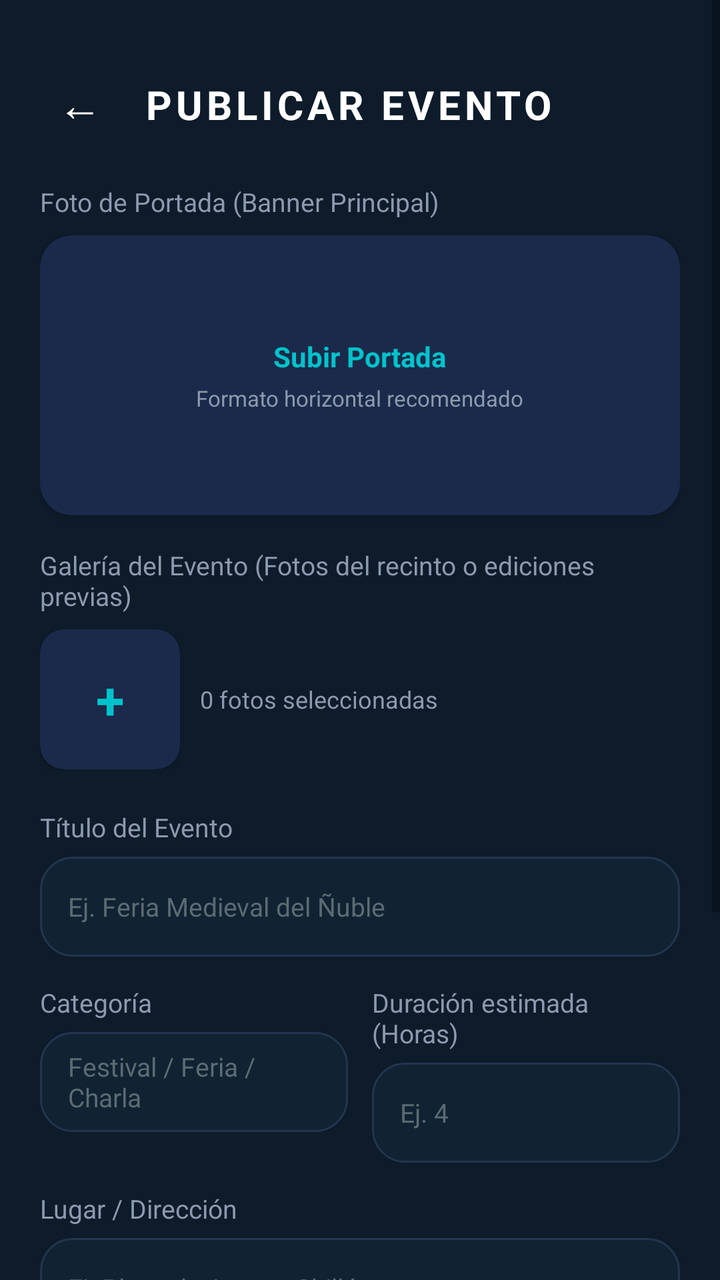
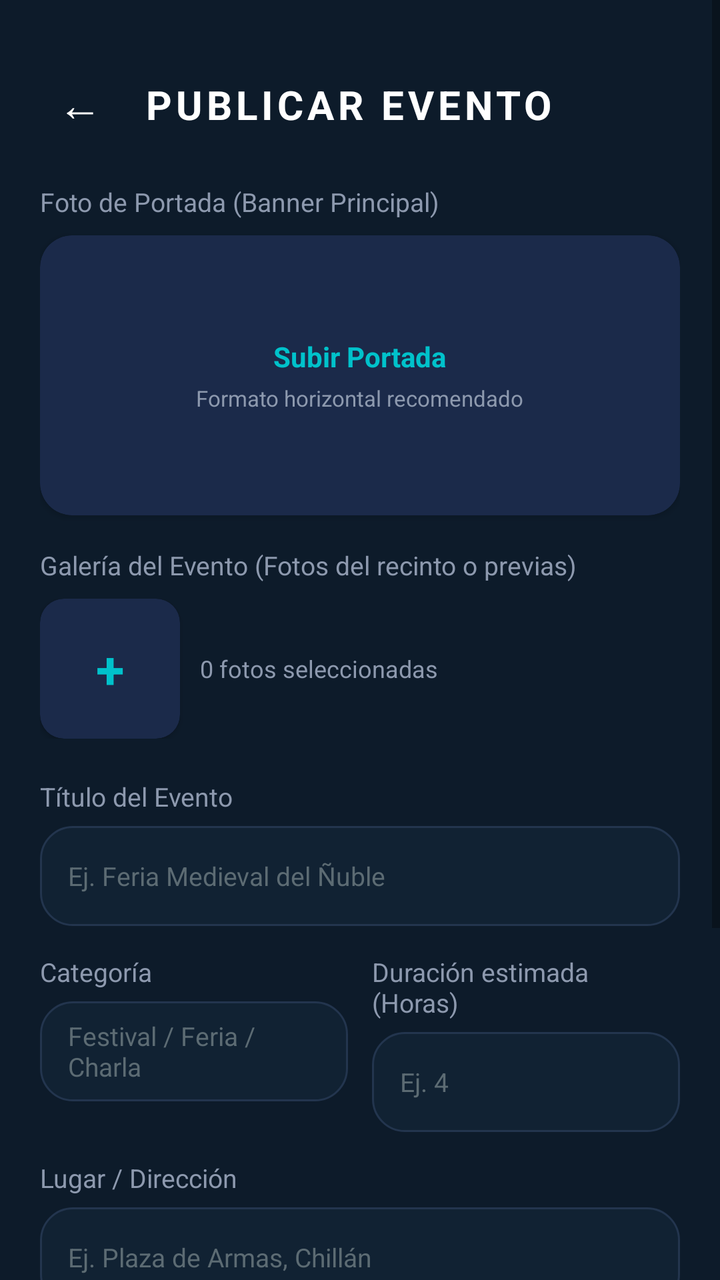

Screens rendered from an Android XML layout before and after an edit, with the pre-edit source and the edit as a unified diff.
<!-- AndroidManifest.xml: application theme Theme.Nexura -->
<!-- res/layout/activity_crear_evento.xml -->
<?xml version="1.0" encoding="utf-8"?>
<ScrollView xmlns:android="http://schemas.android.com/apk/res/android"
    xmlns:app="http://schemas.android.com/apk/res-auto"
    xmlns:tools="http://schemas.android.com/tools"
    android:layout_width="match_parent"
    android:layout_height="match_parent"
    android:background="@color/bg_dark"
    android:fillViewport="true"
    tools:context=".ui.CrearEvento">

    <androidx.constraintlayout.widget.ConstraintLayout
        android:layout_width="match_parent"
        android:layout_height="wrap_content"
        android:padding="20dp">

        
        <TextView
            android:id="@+id/btnBackCreate"
            android:layout_width="40dp"
            android:layout_height="40dp"
            android:layout_marginTop="12dp"
            android:gravity="center"
            android:text="←"
            android:textColor="@color/text_white"
            android:textSize="22sp"
            app:layout_constraintStart_toStartOf="parent"
            app:layout_constraintTop_toTopOf="parent" />

        <TextView
            android:id="@+id/tvCreateTitle"
            android:layout_width="wrap_content"
            android:layout_height="wrap_content"
            android:layout_marginStart="12dp"
            android:text="PUBLICAR EVENTO"
            android:textColor="@color/text_white"
            android:textSize="20sp"
            android:textStyle="bold"
            android:letterSpacing="0.1"
            app:layout_constraintBottom_toBottomOf="@id/btnBackCreate"
            app:layout_constraintStart_toEndOf="@id/btnBackCreate"
            app:layout_constraintTop_toTopOf="@id/btnBackCreate" />

        
        <TextView
            android:id="@+id/lblCover"
            android:layout_width="wrap_content"
            android:layout_height="wrap_content"
            android:layout_marginTop="20dp"
            android:text="Foto de Portada (Banner Principal)"
            android:textColor="@color/text_gray"
            android:textSize="13sp"
            app:layout_constraintStart_toStartOf="parent"
            app:layout_constraintTop_toBottomOf="@id/btnBackCreate" />

        <androidx.cardview.widget.CardView
            android:id="@+id/cardSelectCover"
            android:layout_width="match_parent"
            android:layout_height="140dp"
            android:layout_marginTop="8dp"
            app:cardBackgroundColor="@color/surface_card"
            app:cardCornerRadius="16dp"
            app:cardElevation="2dp"
            app:layout_constraintTop_toBottomOf="@id/lblCover">

            <FrameLayout
                android:layout_width="match_parent"
                android:layout_height="match_parent">

                <ImageView
                    android:id="@+id/ivEventCover"
                    android:layout_width="match_parent"
                    android:layout_height="match_parent"
                    android:scaleType="centerCrop" />

                <LinearLayout
                    android:id="@+id/layoutPlaceholderCover"
                    android:layout_width="wrap_content"
                    android:layout_height="wrap_content"
                    android:layout_gravity="center"
                    android:gravity="center"
                    android:orientation="vertical">

                    <TextView
                        android:layout_width="wrap_content"
                        android:layout_height="wrap_content"
                        android:text="Subir Portada"
                        android:textColor="@color/neon_cyan"
                        android:textSize="14sp"
                        android:textStyle="bold" />

                    <TextView
                        android:layout_width="wrap_content"
                        android:layout_height="wrap_content"
                        android:layout_marginTop="4dp"
                        android:text="Formato horizontal recomendado"
                        android:textColor="@color/text_gray"
                        android:textSize="11sp" />
                </LinearLayout>
            </FrameLayout>
        </androidx.cardview.widget.CardView>

        
        <TextView
            android:id="@+id/lblGallery"
            android:layout_width="wrap_content"
            android:layout_height="wrap_content"
            android:layout_marginTop="16dp"
            android:text="Galería del Evento (Fotos del recinto o ediciones previas)"
            android:textColor="@color/text_gray"
            android:textSize="13sp"
            app:layout_constraintStart_toStartOf="parent"
            app:layout_constraintTop_toBottomOf="@id/cardSelectCover" />

        <LinearLayout
            android:id="@+id/layoutGallery"
            android:layout_width="match_parent"
            android:layout_height="wrap_content"
            android:layout_marginTop="8dp"
            android:orientation="horizontal"
            app:layout_constraintTop_toBottomOf="@id/lblGallery">

            <androidx.cardview.widget.CardView
                android:id="@+id/btnAddGalleryPhoto"
                android:layout_width="70dp"
                android:layout_height="70dp"
                android:layout_marginEnd="10dp"
                app:cardBackgroundColor="@color/surface_card"
                app:cardCornerRadius="12dp">

                <TextView
                    android:layout_width="match_parent"
                    android:layout_height="match_parent"
                    android:gravity="center"
                    android:text="+"
                    android:textColor="@color/neon_cyan"
                    android:textSize="26sp"
                    android:textStyle="bold" />
            </androidx.cardview.widget.CardView>

            <TextView
                android:id="@+id/tvGalleryCount"
                android:layout_width="wrap_content"
                android:layout_height="wrap_content"
                android:layout_gravity="center_vertical"
                android:text="0 fotos seleccionadas"
                android:textColor="@color/text_gray"
                android:textSize="12sp" />
        </LinearLayout>

        
        <TextView
            android:id="@+id/lblEventName"
            android:layout_width="wrap_content"
            android:layout_height="wrap_content"
            android:layout_marginTop="20dp"
            android:text="Título del Evento"
            android:textColor="@color/text_gray"
            android:textSize="13sp"
            app:layout_constraintStart_toStartOf="parent"
            app:layout_constraintTop_toBottomOf="@id/layoutGallery" />

        <EditText
            android:id="@+id/etEventTitle"
            android:layout_width="0dp"
            android:layout_height="50dp"
            android:layout_marginTop="6dp"
            android:background="@drawable/input"
            android:hint="Ej. Feria Medieval del Ñuble"
            android:paddingHorizontal="14dp"
            android:textColor="@color/text_white"
            android:textColorHint="@color/text_hint"
            android:textSize="13sp"
            app:layout_constraintEnd_toEndOf="parent"
            app:layout_constraintStart_toStartOf="parent"
            app:layout_constraintTop_toBottomOf="@id/lblEventName" />

        
        <LinearLayout
            android:id="@+id/layoutRow1"
            android:layout_width="0dp"
            android:layout_height="wrap_content"
            android:layout_marginTop="14dp"
            android:orientation="horizontal"
            app:layout_constraintEnd_toEndOf="parent"
            app:layout_constraintStart_toStartOf="parent"
            app:layout_constraintTop_toBottomOf="@id/etEventTitle">

            <LinearLayout
                android:layout_width="0dp"
                android:layout_height="wrap_content"
                android:layout_weight="1"
                android:layout_marginEnd="6dp"
                android:orientation="vertical">

                <TextView
                    android:layout_width="wrap_content"
                    android:layout_height="wrap_content"
                    android:text="Categoría"
                    android:textColor="@color/text_gray"
                    android:textSize="13sp" />

                <EditText
                    android:id="@+id/etEventCategory"
                    android:layout_width="match_parent"
                    android:layout_height="50dp"
                    android:layout_marginTop="6dp"
                    android:background="@drawable/input"
                    android:hint="Festival / Feria / Charla"
                    android:paddingHorizontal="14dp"
                    android:textColor="@color/text_white"
                    android:textColorHint="@color/text_hint"
                    android:textSize="13sp" />
            </LinearLayout>

            <LinearLayout
                android:layout_width="0dp"
                android:layout_height="wrap_content"
                android:layout_weight="1"
                android:layout_marginStart="6dp"
                android:orientation="vertical">

                <TextView
                    android:layout_width="wrap_content"
                    android:layout_height="wrap_content"
                    android:text="Duración estimada (Horas)"
                    android:textColor="@color/text_gray"
                    android:textSize="13sp" />

                <EditText
                    android:id="@+id/etEventDuration"
                    android:layout_width="match_parent"
                    android:layout_height="50dp"
                    android:layout_marginTop="6dp"
                    android:background="@drawable/input"
                    android:hint="Ej. 4"
                    android:inputType="number"
                    android:paddingHorizontal="14dp"
                    android:textColor="@color/text_white"
                    android:textColorHint="@color/text_hint"
                    android:textSize="13sp" />
            </LinearLayout>
        </LinearLayout>

        
        <TextView
            android:id="@+id/lblEventLoc"
            android:layout_width="wrap_content"
            android:layout_height="wrap_content"
            android:layout_marginTop="14dp"
            android:text="Lugar / Dirección"
            android:textColor="@color/text_gray"
            android:textSize="13sp"
            app:layout_constraintStart_toStartOf="parent"
            app:layout_constraintTop_toBottomOf="@id/layoutRow1" />

        <EditText
            android:id="@+id/etEventLocation"
            android:layout_width="0dp"
            android:layout_height="50dp"
            android:layout_marginTop="6dp"
            android:background="@drawable/input"
            android:hint="Ej. Plaza de Armas, Chillán"
            android:paddingHorizontal="14dp"
            android:textColor="@color/text_white"
            android:textColorHint="@color/text_hint"
            android:textSize="13sp"
            app:layout_constraintEnd_toEndOf="parent"
            app:layout_constraintStart_toStartOf="parent"
            app:layout_constraintTop_toBottomOf="@id/lblEventLoc" />

        
        <androidx.cardview.widget.CardView
            android:id="@+id/cardXpPreview"
            android:layout_width="0dp"
            android:layout_height="wrap_content"
            android:layout_marginTop="18dp"
            app:cardBackgroundColor="@color/surface_card"
            app:cardCornerRadius="14dp"
            app:layout_constraintEnd_toEndOf="parent"
            app:layout_constraintStart_toStartOf="parent"
            app:layout_constraintTop_toBottomOf="@id/etEventLocation">

            <LinearLayout
                android:layout_width="match_parent"
                android:layout_height="wrap_content"
                android:orientation="vertical"
                android:padding="14dp">

                <TextView
                    android:layout_width="wrap_content"
                    android:layout_height="wrap_content"
                    android:text="Recompensa de Experiencia"
                    android:textColor="@color/trophy_gold"
                    android:textSize="12sp"
                    android:textStyle="bold" />

                <TextView
                    android:id="@+id/tvCalculatedXp"
                    android:layout_width="wrap_content"
                    android:layout_height="wrap_content"
                    android:layout_marginTop="4dp"
                    android:text="+250 XP base"
                    android:textColor="@color/neon_cyan"
                    android:textSize="14sp"
                    android:textStyle="bold" />

                <TextView
                    android:layout_width="wrap_content"
                    android:layout_height="wrap_content"
                    android:layout_marginTop="2dp"
                    android:text="Calculada según duración, categoría oficial y verificación GPS."
                    android:textColor="@color/text_gray"
                    android:textSize="11sp" />
            </LinearLayout>
        </androidx.cardview.widget.CardView>

        
        <androidx.appcompat.widget.AppCompatButton
            android:id="@+id/btnPublishEvent"
            android:layout_width="0dp"
            android:layout_height="54dp"
            android:layout_marginTop="24dp"
            android:layout_marginBottom="16dp"
            android:background="@drawable/boton_gradiante"
            android:text="Publicar Evento"
            android:textAllCaps="false"
            android:textColor="@color/text_white"
            android:textSize="15sp"
            android:textStyle="bold"
            app:layout_constraintBottom_toBottomOf="parent"
            app:layout_constraintEnd_toEndOf="parent"
            app:layout_constraintStart_toStartOf="parent"
            app:layout_constraintTop_toBottomOf="@id/cardXpPreview" />

    </androidx.constraintlayout.widget.ConstraintLayout>
</ScrollView>
<!-- resources referenced by this layout -->
<resources>
  <color name="bg_dark">#0D1B2A</color>
  <color name="neon_cyan">#00C2CB</color>
  <color name="surface_card">#1B2A4A</color>
  <color name="text_gray">#8D99AE</color>
  <color name="text_hint">#5C6B73</color>
  <color name="text_white">#FFFFFF</color>
  <color name="trophy_gold">#FFD166</color>
  <!-- drawable boton_gradiante (drawable) -->
  <?xml version="1.0" encoding="utf-8"?>
  <shape xmlns:android="http://schemas.android.com/apk/res/android"
      android:shape="rectangle">
      <gradient
          android:startColor="#00C2CB"
          android:endColor="#7B2CBF"
          android:angle="0" />
      <corners android:radius="24dp" />
  </shape>
  <!-- drawable input (drawable) -->
  <?xml version="1.0" encoding="utf-8"?>
  <shape xmlns:android="http://schemas.android.com/apk/res/android"
      android:shape="rectangle">
      <solid android:color="@color/input_bg" />
      <stroke
          android:width="1dp"
          android:color="#23354E" />
      <corners android:radius="16dp" />
  </shape>
  <style name="Theme.Nexura" parent="Theme.MaterialComponents.DayNight.DarkActionBar">
          
          <item name="colorPrimary">@color/purple_500</item>
          <item name="colorPrimaryVariant">@color/purple_700</item>
          <item name="colorOnPrimary">@color/white</item>
          
          <item name="colorSecondary">@color/teal_200</item>
          <item name="colorSecondaryVariant">@color/teal_700</item>
          <item name="colorOnSecondary">@color/black</item>
          
          <item name="android:statusBarColor">?attr/colorPrimaryVariant</item>
          
      </style>
  <color name="input_bg">#112233</color>
  <color name="purple_500">#FF6200EE</color>
  <color name="purple_700">#FF3700B3</color>
  <color name="white">#FFFFFFFF</color>
  <color name="teal_200">#FF03DAC5</color>
  <color name="teal_700">#FF018786</color>
  <color name="black">#FF000000</color>
</resources>

<!-- the commit's change to res/layout/activity_crear_evento.xml (unified diff, before → after) -->
@@ -13,7 +13,6 @@
         android:layout_height="wrap_content"
         android:padding="20dp">
 
-        
         <TextView
             android:id="@+id/btnBackCreate"
             android:layout_width="40dp"
@@ -31,11 +30,11 @@
             android:layout_width="wrap_content"
             android:layout_height="wrap_content"
             android:layout_marginStart="12dp"
+            android:letterSpacing="0.1"
             android:text="PUBLICAR EVENTO"
             android:textColor="@color/text_white"
             android:textSize="20sp"
             android:textStyle="bold"
-            android:letterSpacing="0.1"
             app:layout_constraintBottom_toBottomOf="@id/btnBackCreate"
             app:layout_constraintStart_toEndOf="@id/btnBackCreate"
             app:layout_constraintTop_toTopOf="@id/btnBackCreate" />
@@ -105,7 +104,7 @@
             android:layout_width="wrap_content"
             android:layout_height="wrap_content"
             android:layout_marginTop="16dp"
-            android:text="Galería del Evento (Fotos del recinto o ediciones previas)"
+            android:text="Galería del Evento (Fotos del recinto o previas)"
             android:textColor="@color/text_gray"
             android:textSize="13sp"
             app:layout_constraintStart_toStartOf="parent"
@@ -174,7 +173,6 @@
             app:layout_constraintStart_toStartOf="parent"
             app:layout_constraintTop_toBottomOf="@id/lblEventName" />
 
-        
         <LinearLayout
             android:id="@+id/layoutRow1"
             android:layout_width="0dp"
@@ -241,7 +239,6 @@
             </LinearLayout>
         </LinearLayout>
 
-        
         <TextView
             android:id="@+id/lblEventLoc"
             android:layout_width="wrap_content"
@@ -314,7 +311,6 @@
             </LinearLayout>
         </androidx.cardview.widget.CardView>
 
-        
         <androidx.appcompat.widget.AppCompatButton
             android:id="@+id/btnPublishEvent"
             android:layout_width="0dp"
